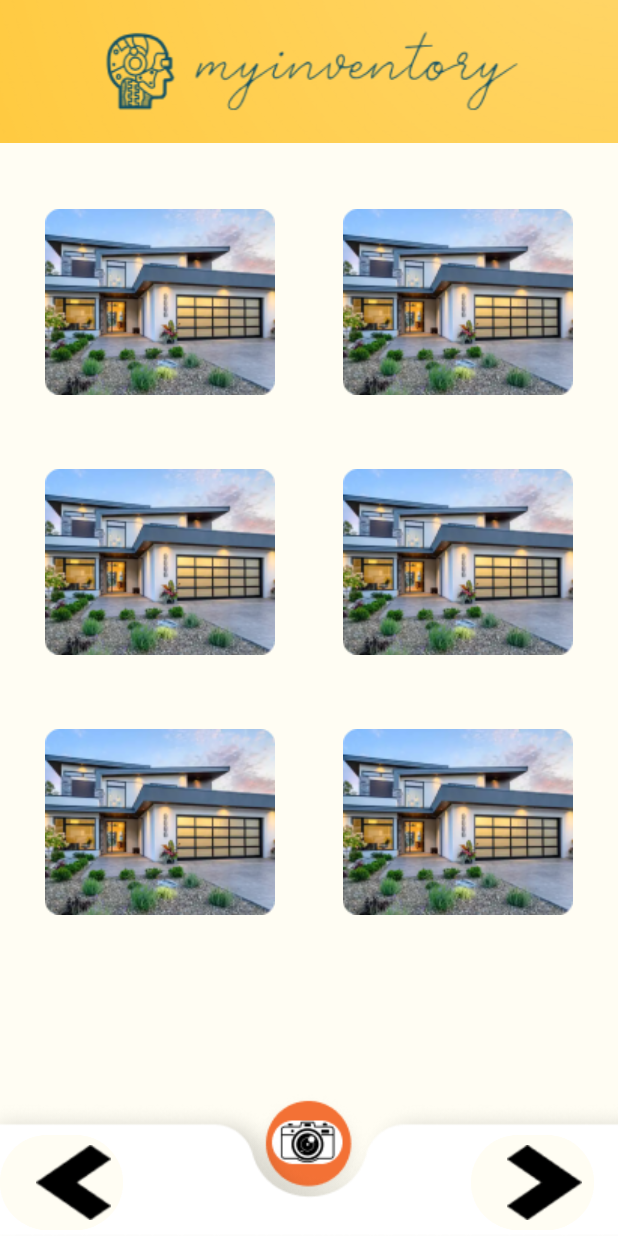
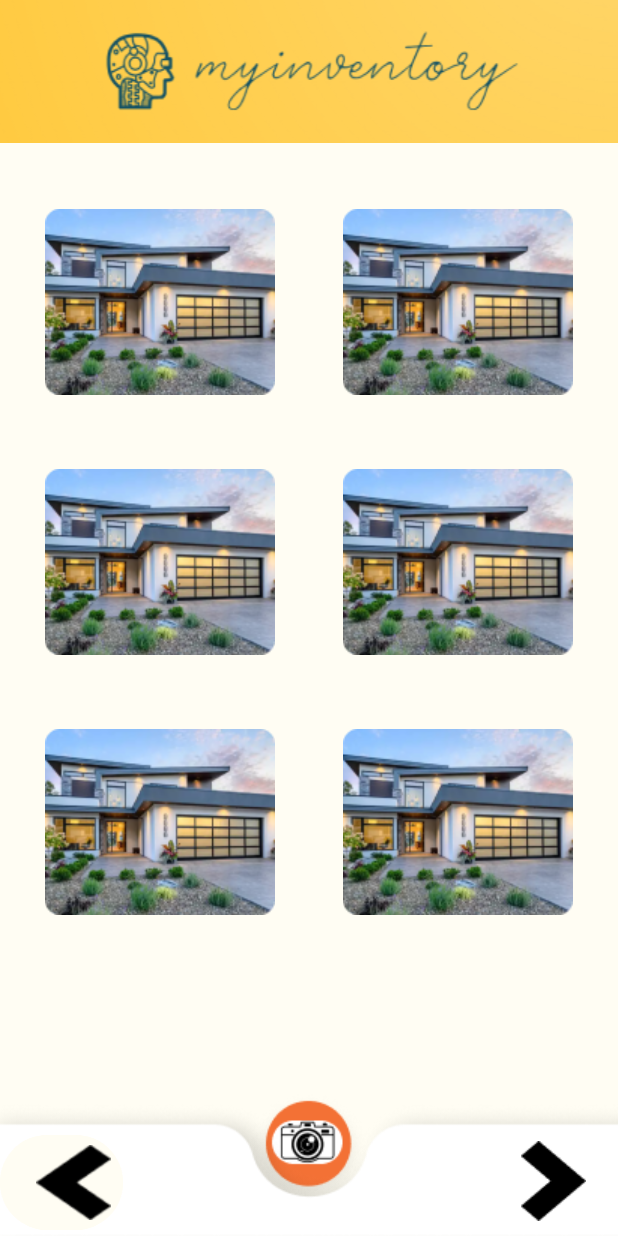
Before and after one commit to CMPUT301F23T18/MyInventory, an Android app: the layout select_photos_new_item.xml on its own in the app's theme, with its tools: preview values and no code run, on a phone screen of 412 x 824 dp. Run offline under Robolectric (Android 15) with nearby library versions, the phone set to English and light mode, and no system bars.

Commit message:
added "clear" color and changed a button

```diff
--- a/MyInventoryApp/app/src/main/res/layout/select_photos_new_item.xml
+++ b/MyInventoryApp/app/src/main/res/layout/select_photos_new_item.xml
@@ -120,22 +120,6 @@
         app:layout_constraintStart_toStartOf="parent" />
 
     <Button
-        android:id="@+id/forwardButton"
-        android:layout_width="82dp"
-        android:layout_height="71dp"
-        android:layout_alignParentStart="true"
-        android:layout_alignParentTop="true"
-        android:layout_marginEnd="16dp"
-        android:backgroundTint="@color/bg_white"
-        android:pointerIcon="arrow"
-        app:icon="@drawable/forward_arrow"
-        app:iconPadding="0dp"
-        app:iconSize="50dp"
-        app:iconTint="#000000"
-        app:layout_constraintBottom_toBottomOf="parent"
-        app:layout_constraintEnd_toEndOf="parent" />
-
-    <Button
         android:id="@+id/backButton"
         android:layout_width="82dp"
         android:layout_height="71dp"
@@ -150,5 +134,17 @@
         app:layout_constraintBottom_toBottomOf="parent"
         app:layout_constraintStart_toStartOf="parent" />
 
+    <ImageView
+        android:id="@+id/forwardButton"
+        android:layout_width="wrap_content"
+        android:layout_height="wrap_content"
+        android:layout_marginEnd="30dp"
+        android:layout_marginBottom="10dp"
+        android:clickable="true"
+        android:focusable="true"
+        app:layout_constraintBottom_toBottomOf="parent"
+        app:layout_constraintEnd_toEndOf="@+id/footer_bg"
+        app:srcCompat="@drawable/forward_arrow" />
+
 
 </androidx.constraintlayout.widget.ConstraintLayout>
--- a/MyInventoryApp/app/src/main/res/values/colors.xml
+++ b/MyInventoryApp/app/src/main/res/values/colors.xml
@@ -4,5 +4,6 @@
     <color name="white">#FFFFFFFF</color>
     <color name="orange">#F37135</color>
     <color name="bg_white">#FFFDF3</color>
+    <color name="clear">#00FFFFFF</color>
 
 </resources>
```
